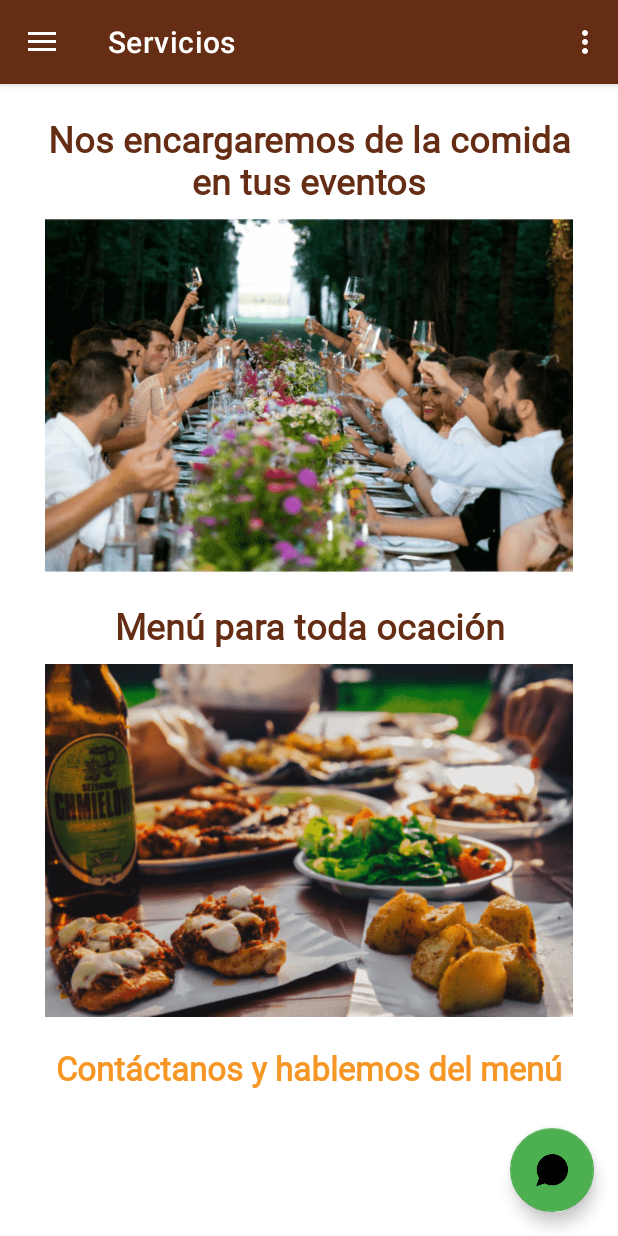
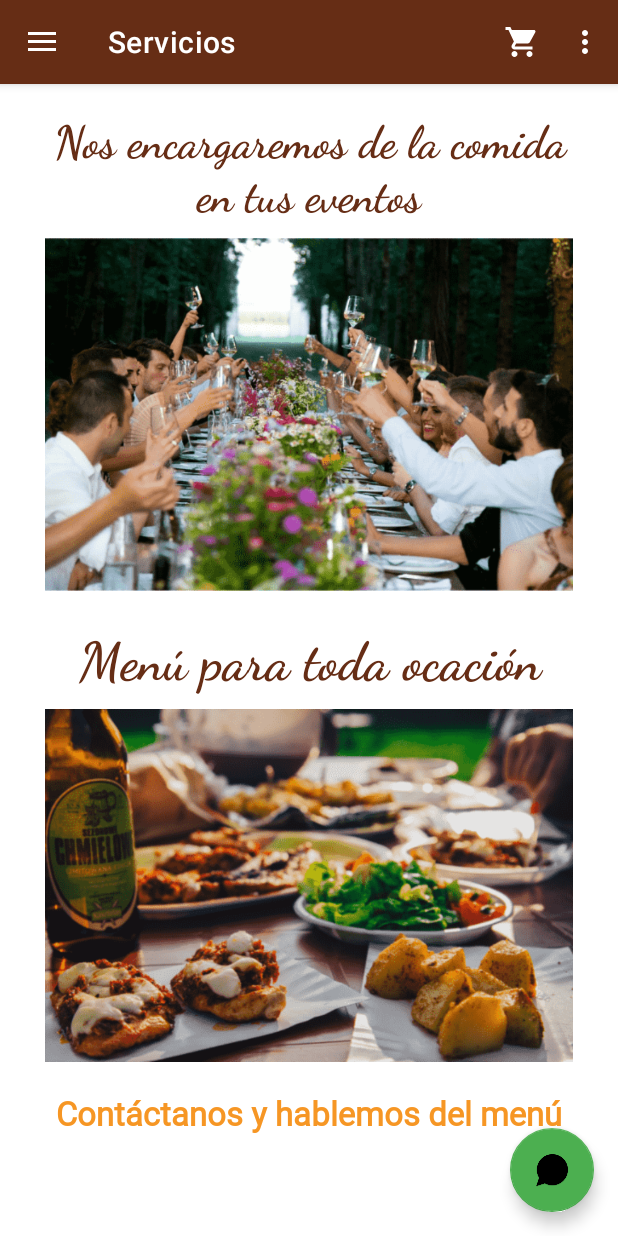
Before and after one commit to joswald123/RestaurantApp2, an Android app: the screen it shows after launch (MainActivity), in the side drawer, after a tap on "Servicios", on a phone screen of 412 x 824 dp. Run offline under Robolectric (Android 15) with nearby library versions, the phone set to English and light mode, and no system bars; our stand-ins replace navigation-ui.

Commit message:
Cambio de tipo de letra en titulos, agregar icono de carrito

```diff
--- a/app/src/main/java/usa/sesion1/reto2/MainActivity.java
+++ b/app/src/main/java/usa/sesion1/reto2/MainActivity.java
@@ -1,5 +1,7 @@
 package usa.sesion1.reto2;
 
+import android.app.slice.SliceItem;
+import android.content.ClipData;
 import android.os.Bundle;
 import android.view.View;
 import android.view.Menu;
@@ -8,6 +10,7 @@
 import com.google.android.material.snackbar.Snackbar;
 import com.google.android.material.navigation.NavigationView;
 
+import androidx.appcompat.view.menu.MenuView;
 import androidx.navigation.NavController;
 import androidx.navigation.Navigation;
 import androidx.navigation.ui.AppBarConfiguration;
@@ -21,6 +24,7 @@
 
     private AppBarConfiguration mAppBarConfiguration;
     private ActivityMainBinding binding;
+
     //private FloatingActionButton fabWhatsapp;
 
     @Override
@@ -29,7 +33,6 @@
 
         binding = ActivityMainBinding.inflate(getLayoutInflater());
         setContentView(binding.getRoot());
-
 
         setSupportActionBar(binding.appBarMain.toolbar);
 
@@ -40,6 +43,7 @@
                         .setAction("Action", null).show();
             }
         });
+
         DrawerLayout drawer = binding.drawerLayout;
         NavigationView navigationView = binding.navView;
         // Passing each menu ID as a set of Ids because each
--- /dev/null
+++ b/app/src/main/res/drawable/ic_carrito.xml
@@ -0,0 +1,5 @@
+<vector android:height="24dp" android:tint="#FFFFFF"
+    android:viewportHeight="24" android:viewportWidth="24"
+    android:width="24dp" xmlns:android="http://schemas.android.com/apk/res/android">
+    <path android:fillColor="@android:color/white" android:pathData="M7,18c-1.1,0 -1.99,0.9 -1.99,2S5.9,22 7,22s2,-0.9 2,-2 -0.9,-2 -2,-2zM1,2v2h2l3.6,7.59 -1.35,2.45c-0.16,0.28 -0.25,0.61 -0.25,0.96 0,1.1 0.9,2 2,2h12v-2L7.42,15c-0.14,0 -0.25,-0.11 -0.25,-0.25l0.03,-0.12 0.9,-1.63h7.45c0.75,0 1.41,-0.41 1.75,-1.03l3.58,-6.49c0.08,-0.14 0.12,-0.31 0.12,-0.48 0,-0.55 -0.45,-1 -1,-1L5.21,4l-0.94,-2L1,2zM17,18c-1.1,0 -1.99,0.9 -1.99,2s0.89,2 1.99,2 2,-0.9 2,-2 -0.9,-2 -2,-2z"/>
+</vector>
--- a/app/src/main/res/layout/fragment_service.xml
+++ b/app/src/main/res/layout/fragment_service.xml
@@ -28,13 +28,13 @@
                     android:layout_height="wrap_content"
                     android:layout_marginLeft="20dp"
                     android:layout_marginRight="20dp"
-                    android:fontFamily="@font/robotoregular"
-                    android:paddingTop="20dp"
+                    android:fontFamily="@font/dancingscriptbold"
+                    android:paddingTop="15dp"
                     android:text="Nos encargaremos de la comida en tus eventos"
                     android:textAlignment="center"
                     android:textAppearance="@style/TextAppearance.AppCompat.Large"
                     android:textColor="#662D15"
-                    android:textSize="24sp"
+                    android:textSize="30sp"
                     android:textStyle="bold" />
 
                 <ImageView
@@ -59,12 +59,12 @@
                     android:id="@+id/tvwMenus"
                     android:layout_width="match_parent"
                     android:layout_height="wrap_content"
-                    android:fontFamily="@font/robotoregular"
+                    android:fontFamily="@font/dancingscriptbold"
                     android:text="Menú para toda ocación"
                     android:textAlignment="center"
                     android:textAppearance="@style/TextAppearance.AppCompat.Large"
                     android:textColor="#662D15"
-                    android:textSize="24sp"
+                    android:textSize="35sp"
                     android:textStyle="bold" />
 
                 <ImageView
--- a/app/src/main/res/layout/fragment_sucursales.xml
+++ b/app/src/main/res/layout/fragment_sucursales.xml
@@ -86,7 +86,7 @@
                     android:layout_height="wrap_content"
                     android:fontFamily="@font/robotoregular"
                     android:paddingLeft="30dp"
-                    android:paddingTop="20dp"
+                    android:paddingTop="10dp"
                     android:paddingRight="30dp"
                     android:text="Nuestra sede pricipal"
                     android:textAlignment="center"
@@ -109,7 +109,7 @@
                     android:layout_width="match_parent"
                     android:layout_height="wrap_content"
                     android:layout_marginTop="-80dp"
-                    android:fontFamily="@font/robotoregular"
+                    android:fontFamily="@font/dancingscriptbold"
                     android:paddingLeft="30dp"
                     android:paddingTop="15dp"
                     android:paddingRight="30dp"
@@ -117,7 +117,7 @@
                     android:textAlignment="center"
                     android:textAppearance="@style/TextAppearance.AppCompat.Large"
                     android:textColor="@color/barra"
-                    android:textSize="24sp"
+                    android:textSize="35sp"
                     android:textStyle="bold" />
 
             </LinearLayout>
--- a/app/src/main/res/menu/main.xml
+++ b/app/src/main/res/menu/main.xml
@@ -6,4 +6,10 @@
         android:orderInCategory="100"
         android:title="@string/action_settings"
         app:showAsAction="never" />
+
+    <item android:id="@+id/itemCarrito"
+        android:title="Carrito"
+        android:icon="@drawable/ic_carrito"
+        app:showAsAction="always"/>
+
 </menu>
```
Also changed, not shown: app/src/main/res/layout/fragment_home.xml (+4 -4 lines).
